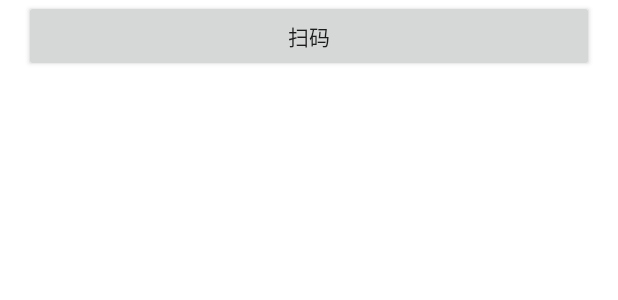
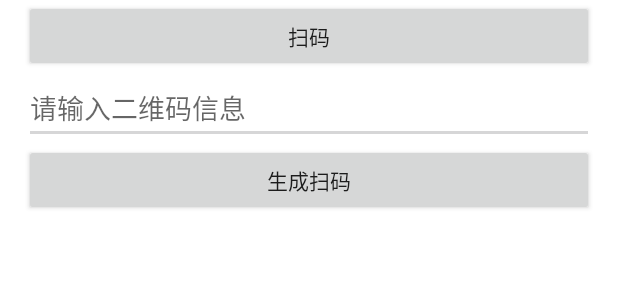
Before and after one commit to 1181631922/BarCode, an Android app: the layout content_main.xml on its own in the app's theme, with its tools: preview values and no code run, on a phone screen of 412 x 824 dp. Shown: the top 300 px of the screen. Run offline under Robolectric (Android 15) with nearby library versions, the light colour scheme and no system bars.

Commit message:
增加手动输入信息生成二维码

```diff
--- a/app/src/main/res/layout/content_main.xml
+++ b/app/src/main/res/layout/content_main.xml
@@ -24,6 +24,28 @@
             android:onClick="onClick"
             android:text="扫码" />
 
+        <EditText
+            android:id="@+id/etInputMessage"
+            android:layout_width="match_parent"
+            android:layout_height="wrap_content"
+            android:layout_marginLeft="16dp"
+            android:layout_marginRight="16dp"
+            android:hint="请输入二维码信息" />
+
+        <Button
+            android:id="@+id/btnCreateCode"
+            android:layout_width="match_parent"
+            android:layout_height="wrap_content"
+            android:layout_marginLeft="16dp"
+            android:layout_marginRight="16dp"
+            android:onClick="onClick"
+            android:text="生成扫码" />
+
+        <ImageView
+            android:id="@+id/ivCreateCode"
+            android:layout_width="200dp"
+            android:layout_height="200dp" />
+
         <ImageView
             android:id="@+id/ivBarCode"
             android:layout_width="200dp"
```
Also changed, not shown: app/src/main/java/com/fanyafeng/barcode/activity/MainActivity.java (+16 -0 lines).
